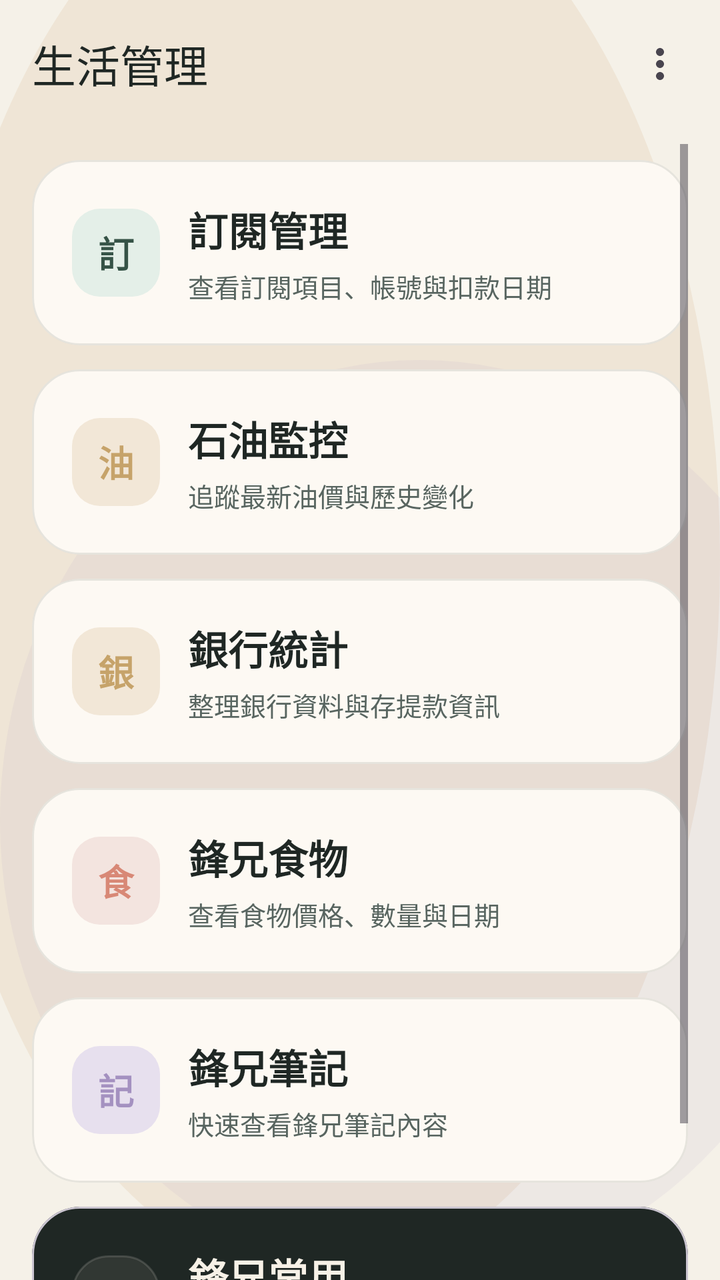
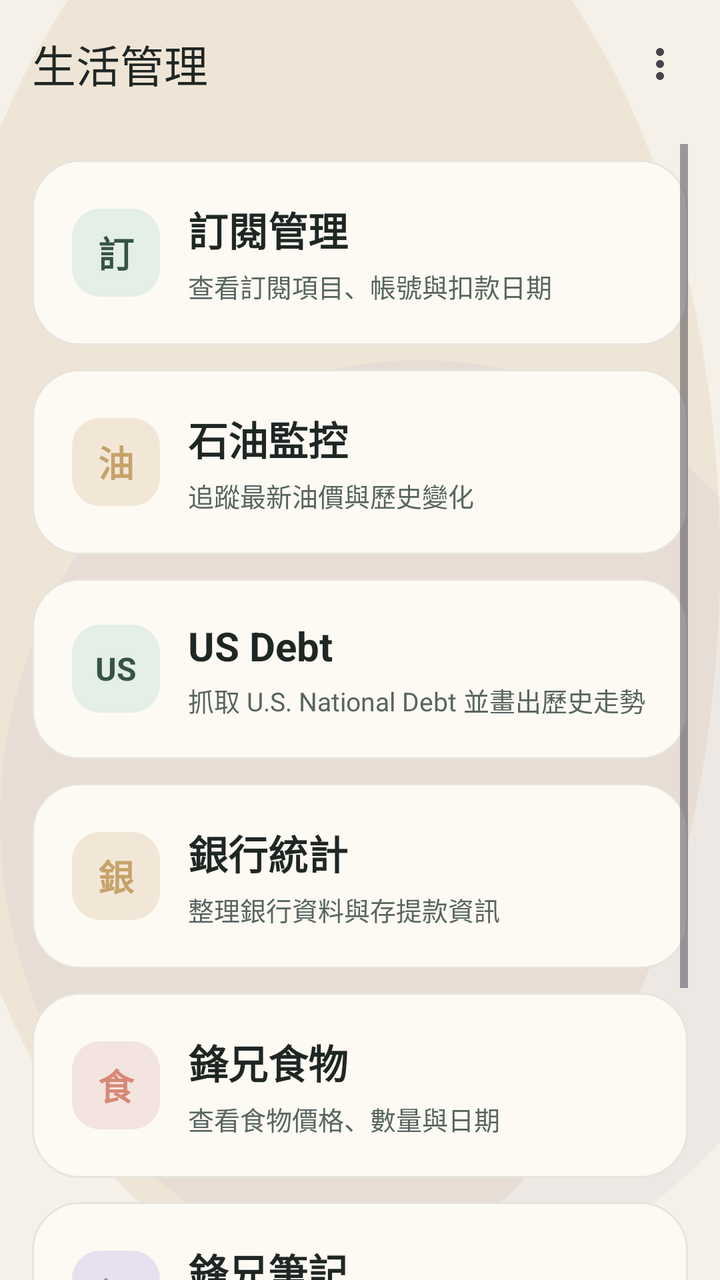

Screens rendered from an Android XML layout before and after an edit, with the pre-edit source and the edit as a unified diff.
<!-- AndroidManifest.xml: application theme Theme.Appwriteandroidtrae -->
<!-- res/layout/activity_main.xml -->
<?xml version="1.0" encoding="utf-8"?>
<androidx.constraintlayout.widget.ConstraintLayout xmlns:android="http://schemas.android.com/apk/res/android"
    xmlns:app="http://schemas.android.com/apk/res-auto"
    xmlns:tools="http://schemas.android.com/tools"
    android:id="@+id/main"
    android:layout_width="match_parent"
    android:layout_height="match_parent"
    android:background="@drawable/bg_main_dashboard"
    tools:context=".MainActivity">

    <com.google.android.material.appbar.MaterialToolbar
        android:id="@+id/toolbar"
        android:layout_width="0dp"
        android:layout_height="wrap_content"
        android:background="@android:color/transparent"
        android:minHeight="?attr/actionBarSize"
        android:paddingStart="8dp"
        android:paddingEnd="8dp"
        app:layout_constraintEnd_toEndOf="parent"
        app:layout_constraintStart_toStartOf="parent"
        app:layout_constraintTop_toTopOf="parent"
        app:menu="@menu/main_menu"
        app:popupTheme="@style/ThemeOverlay.AppCompat.Light"
        app:title="@string/main_section_label"
        app:titleTextColor="@color/slate_950" />

    <ScrollView
        android:layout_width="0dp"
        android:layout_height="0dp"
        android:clipToPadding="false"
        android:paddingStart="16dp"
        android:paddingTop="8dp"
        android:paddingEnd="16dp"
        android:paddingBottom="24dp"
        app:layout_constraintBottom_toBottomOf="parent"
        app:layout_constraintEnd_toEndOf="parent"
        app:layout_constraintStart_toStartOf="parent"
        app:layout_constraintTop_toBottomOf="@id/toolbar">

        <LinearLayout
            android:layout_width="match_parent"
            android:layout_height="wrap_content"
            android:orientation="vertical">

            <com.google.android.material.card.MaterialCardView
                android:id="@+id/cardSubscription"
                android:layout_width="match_parent"
                android:layout_height="wrap_content"
                android:layout_marginTop="8dp"
                android:clickable="true"
                android:focusable="true"
                app:cardBackgroundColor="@color/surface_high"
                app:cardCornerRadius="24dp"
                app:cardElevation="0dp"
                app:strokeColor="@color/surface_outline">

                <LinearLayout
                    android:layout_width="match_parent"
                    android:layout_height="wrap_content"
                    android:gravity="center_vertical"
                    android:orientation="horizontal"
                    android:padding="20dp">

                    <TextView
                        android:layout_width="44dp"
                        android:layout_height="44dp"
                        android:background="@drawable/bg_tile_icon_light"
                        android:gravity="center"
                        android:text="訂"
                        android:textColor="@color/sage_800"
                        android:textSize="18sp"
                        android:textStyle="bold" />

                    <LinearLayout
                        android:layout_width="0dp"
                        android:layout_height="wrap_content"
                        android:layout_marginStart="14dp"
                        android:layout_weight="1"
                        android:orientation="vertical">

                        <TextView
                            android:layout_width="wrap_content"
                            android:layout_height="wrap_content"
                            android:text="@string/feature_subscription"
                            android:textColor="@color/slate_950"
                            android:textSize="20sp"
                            android:textStyle="bold" />

                        <TextView
                            android:layout_width="wrap_content"
                            android:layout_height="wrap_content"
                            android:layout_marginTop="4dp"
                            android:text="@string/main_tile_subscription_desc"
                            android:textColor="@color/slate_700"
                            android:textSize="13sp" />
                    </LinearLayout>
                </LinearLayout>
            </com.google.android.material.card.MaterialCardView>

            <com.google.android.material.card.MaterialCardView
                android:id="@+id/cardOilMonitor"
                android:layout_width="match_parent"
                android:layout_height="wrap_content"
                android:layout_marginTop="12dp"
                android:clickable="true"
                android:focusable="true"
                app:cardBackgroundColor="@color/surface_high"
                app:cardCornerRadius="24dp"
                app:cardElevation="0dp"
                app:strokeColor="@color/surface_outline">

                <LinearLayout
                    android:layout_width="match_parent"
                    android:layout_height="wrap_content"
                    android:gravity="center_vertical"
                    android:orientation="horizontal"
                    android:padding="20dp">

                    <TextView
                        android:layout_width="44dp"
                        android:layout_height="44dp"
                        android:background="@drawable/bg_tile_icon_warm"
                        android:gravity="center"
                        android:text="油"
                        android:textColor="@color/accent_gold"
                        android:textSize="18sp"
                        android:textStyle="bold" />

                    <LinearLayout
                        android:layout_width="0dp"
                        android:layout_height="wrap_content"
                        android:layout_marginStart="14dp"
                        android:layout_weight="1"
                        android:orientation="vertical">

                        <TextView
                            android:layout_width="wrap_content"
                            android:layout_height="wrap_content"
                            android:text="@string/feature_oil"
                            android:textColor="@color/slate_950"
                            android:textSize="20sp"
                            android:textStyle="bold" />

                        <TextView
                            android:layout_width="wrap_content"
                            android:layout_height="wrap_content"
                            android:layout_marginTop="4dp"
                            android:text="@string/main_tile_oil_desc"
                            android:textColor="@color/slate_700"
                            android:textSize="13sp" />
                    </LinearLayout>
                </LinearLayout>
            </com.google.android.material.card.MaterialCardView>

            <com.google.android.material.card.MaterialCardView
                android:id="@+id/cardBankStats"
                android:layout_width="match_parent"
                android:layout_height="wrap_content"
                android:layout_marginTop="12dp"
                android:clickable="true"
                android:focusable="true"
                app:cardBackgroundColor="@color/surface_high"
                app:cardCornerRadius="24dp"
                app:cardElevation="0dp"
                app:strokeColor="@color/surface_outline">

                <LinearLayout
                    android:layout_width="match_parent"
                    android:layout_height="wrap_content"
                    android:gravity="center_vertical"
                    android:orientation="horizontal"
                    android:padding="20dp">

                    <TextView
                        android:layout_width="44dp"
                        android:layout_height="44dp"
                        android:background="@drawable/bg_tile_icon_warm"
                        android:gravity="center"
                        android:text="銀"
                        android:textColor="@color/accent_gold"
                        android:textSize="18sp"
                        android:textStyle="bold" />

                    <LinearLayout
                        android:layout_width="0dp"
                        android:layout_height="wrap_content"
                        android:layout_marginStart="14dp"
                        android:layout_weight="1"
                        android:orientation="vertical">

                        <TextView
                            android:layout_width="wrap_content"
                            android:layout_height="wrap_content"
                            android:text="@string/feature_bank"
                            android:textColor="@color/slate_950"
                            android:textSize="20sp"
                            android:textStyle="bold" />

                        <TextView
                            android:layout_width="wrap_content"
                            android:layout_height="wrap_content"
                            android:layout_marginTop="4dp"
                            android:text="@string/main_tile_bank_desc"
                            android:textColor="@color/slate_700"
                            android:textSize="13sp" />
                    </LinearLayout>
                </LinearLayout>
            </com.google.android.material.card.MaterialCardView>

            <com.google.android.material.card.MaterialCardView
                android:id="@+id/cardFoodManagement"
                android:layout_width="match_parent"
                android:layout_height="wrap_content"
                android:layout_marginTop="12dp"
                android:clickable="true"
                android:focusable="true"
                app:cardBackgroundColor="@color/surface_high"
                app:cardCornerRadius="24dp"
                app:cardElevation="0dp"
                app:strokeColor="@color/surface_outline">

                <LinearLayout
                    android:layout_width="match_parent"
                    android:layout_height="wrap_content"
                    android:gravity="center_vertical"
                    android:orientation="horizontal"
                    android:padding="20dp">

                    <TextView
                        android:layout_width="44dp"
                        android:layout_height="44dp"
                        android:background="@drawable/bg_tile_icon_soft"
                        android:gravity="center"
                        android:text="食"
                        android:textColor="@color/accent_coral"
                        android:textSize="18sp"
                        android:textStyle="bold" />

                    <LinearLayout
                        android:layout_width="0dp"
                        android:layout_height="wrap_content"
                        android:layout_marginStart="14dp"
                        android:layout_weight="1"
                        android:orientation="vertical">

                        <TextView
                            android:layout_width="wrap_content"
                            android:layout_height="wrap_content"
                            android:text="@string/feature_food"
                            android:textColor="@color/slate_950"
                            android:textSize="20sp"
                            android:textStyle="bold" />

                        <TextView
                            android:layout_width="wrap_content"
                            android:layout_height="wrap_content"
                            android:layout_marginTop="4dp"
                            android:text="@string/main_tile_food_desc"
                            android:textColor="@color/slate_700"
                            android:textSize="13sp" />
                    </LinearLayout>
                </LinearLayout>
            </com.google.android.material.card.MaterialCardView>

            <com.google.android.material.card.MaterialCardView
                android:id="@+id/cardFengNotes"
                android:layout_width="match_parent"
                android:layout_height="wrap_content"
                android:layout_marginTop="12dp"
                android:clickable="true"
                android:focusable="true"
                app:cardBackgroundColor="@color/surface_high"
                app:cardCornerRadius="24dp"
                app:cardElevation="0dp"
                app:strokeColor="@color/surface_outline">

                <LinearLayout
                    android:layout_width="match_parent"
                    android:layout_height="wrap_content"
                    android:gravity="center_vertical"
                    android:orientation="horizontal"
                    android:padding="20dp">

                    <TextView
                        android:layout_width="44dp"
                        android:layout_height="44dp"
                        android:background="@drawable/bg_tile_icon_lilac"
                        android:gravity="center"
                        android:text="記"
                        android:textColor="@color/accent_lilac"
                        android:textSize="18sp"
                        android:textStyle="bold" />

                    <LinearLayout
                        android:layout_width="0dp"
                        android:layout_height="wrap_content"
                        android:layout_marginStart="14dp"
                        android:layout_weight="1"
                        android:orientation="vertical">

                        <TextView
                            android:layout_width="wrap_content"
                            android:layout_height="wrap_content"
                            android:text="@string/feature_notes"
                            android:textColor="@color/slate_950"
                            android:textSize="20sp"
                            android:textStyle="bold" />

                        <TextView
                            android:layout_width="wrap_content"
                            android:layout_height="wrap_content"
                            android:layout_marginTop="4dp"
                            android:text="@string/main_tile_notes_desc"
                            android:textColor="@color/slate_700"
                            android:textSize="13sp" />
                    </LinearLayout>
                </LinearLayout>
            </com.google.android.material.card.MaterialCardView>

            <com.google.android.material.card.MaterialCardView
                android:id="@+id/cardFengCommon"
                android:layout_width="match_parent"
                android:layout_height="wrap_content"
                android:layout_marginTop="12dp"
                android:layout_marginBottom="8dp"
                android:clickable="true"
                android:focusable="true"
                app:cardBackgroundColor="@color/slate_950"
                app:cardCornerRadius="24dp"
                app:cardElevation="0dp">

                <LinearLayout
                    android:layout_width="match_parent"
                    android:layout_height="wrap_content"
                    android:gravity="center_vertical"
                    android:orientation="horizontal"
                    android:padding="20dp">

                    <TextView
                        android:layout_width="44dp"
                        android:layout_height="44dp"
                        android:background="@drawable/bg_tile_icon_dark"
                        android:gravity="center"
                        android:text="常"
                        android:textColor="@color/sand_50"
                        android:textSize="18sp"
                        android:textStyle="bold" />

                    <LinearLayout
                        android:layout_width="0dp"
                        android:layout_height="wrap_content"
                        android:layout_marginStart="14dp"
                        android:layout_weight="1"
                        android:orientation="vertical">

                        <TextView
                            android:layout_width="wrap_content"
                            android:layout_height="wrap_content"
                            android:text="@string/feature_common"
                            android:textColor="@color/sand_50"
                            android:textSize="20sp"
                            android:textStyle="bold" />

                        <TextView
                            android:layout_width="wrap_content"
                            android:layout_height="wrap_content"
                            android:layout_marginTop="4dp"
                            android:text="@string/main_tile_common_desc"
                            android:textColor="@color/sand_200"
                            android:textSize="13sp" />
                    </LinearLayout>
                </LinearLayout>
            </com.google.android.material.card.MaterialCardView>
        </LinearLayout>
    </ScrollView>

</androidx.constraintlayout.widget.ConstraintLayout>
<!-- resources referenced by this layout -->
<resources>
  <color name="accent_coral">#FFD88876</color>
  <color name="accent_gold">#FFC6A36A</color>
  <color name="accent_lilac">#FFA491C0</color>
  <color name="sage_800">#FF365347</color>
  <color name="sand_200">#FFE5D6BA</color>
  <color name="sand_50">#FFF7F1E7</color>
  <color name="slate_700">#FF586560</color>
  <color name="slate_950">#FF1F2724</color>
  <color name="surface_high">#FFFDF9F3</color>
  <color name="surface_outline">#1A1F2724</color>
  <!-- drawable bg_main_dashboard (drawable) -->
  <?xml version="1.0" encoding="utf-8"?>
  <layer-list xmlns:android="http://schemas.android.com/apk/res/android">
      <item android:drawable="@color/surface_base" />
      <item android:top="-80dp" android:left="-40dp">
          <shape android:shape="oval">
              <size android:width="280dp" android:height="280dp" />
              <solid android:color="#26C6A36A" />
          </shape>
      </item>
      <item android:top="180dp" android:right="-60dp">
          <shape android:shape="oval">
              <size android:width="240dp" android:height="240dp" />
              <solid android:color="#1AA491C0" />
          </shape>
      </item>
  </layer-list>
  <!-- drawable bg_tile_icon_dark (drawable) -->
  <?xml version="1.0" encoding="utf-8"?>
  <shape xmlns:android="http://schemas.android.com/apk/res/android">
      <corners android:radius="18dp" />
      <solid android:color="#14F7F1E7" />
      <stroke
          android:width="1dp"
          android:color="#26F7F1E7" />
  </shape>
  <!-- drawable bg_tile_icon_light (drawable) -->
  <?xml version="1.0" encoding="utf-8"?>
  <shape xmlns:android="http://schemas.android.com/apk/res/android">
      <corners android:radius="14dp" />
      <solid android:color="#FFE4EFE8" />
  </shape>
  <!-- drawable bg_tile_icon_lilac (drawable) -->
  <?xml version="1.0" encoding="utf-8"?>
  <shape xmlns:android="http://schemas.android.com/apk/res/android">
      <corners android:radius="14dp" />
      <solid android:color="#FFE7E0EE" />
  </shape>
  <!-- drawable bg_tile_icon_soft (drawable) -->
  <?xml version="1.0" encoding="utf-8"?>
  <shape xmlns:android="http://schemas.android.com/apk/res/android">
      <corners android:radius="14dp" />
      <solid android:color="#FFF3E4DF" />
  </shape>
  <!-- drawable bg_tile_icon_warm (drawable) -->
  <?xml version="1.0" encoding="utf-8"?>
  <shape xmlns:android="http://schemas.android.com/apk/res/android">
      <corners android:radius="14dp" />
      <solid android:color="#FFF2E7D7" />
  </shape>
  <string name="feature_bank">銀行統計</string>
  <string name="feature_common">鋒兄常用</string>
  <string name="feature_food">鋒兄食物</string>
  <string name="feature_notes">鋒兄筆記</string>
  <string name="feature_oil">石油監控</string>
  <string name="feature_subscription">訂閱管理</string>
  <string name="main_section_label">生活管理</string>
  <string name="main_tile_bank_desc">整理銀行資料與存提款資訊</string>
  <string name="main_tile_common_desc">直接列出鋒兄常用資料</string>
  <string name="main_tile_food_desc">查看食物價格、數量與日期</string>
  <string name="main_tile_notes_desc">快速查看鋒兄筆記內容</string>
  <string name="main_tile_oil_desc">追蹤最新油價與歷史變化</string>
  <string name="main_tile_subscription_desc">查看訂閱項目、帳號與扣款日期</string>
  <style name="Theme.Appwriteandroidtrae" parent="Base.Theme.Appwriteandroidtrae" />
  <color name="surface_base">#FFF5F1E8</color>
  <color name="sage_700">#FF517264</color>
  <color name="seafoam_100">#FFDDEAE2</color>
  <!-- unchanged entries left out for length: 1 -->
</resources>

<!-- the commit's change to res/layout/activity_main.xml (unified diff, before → after) -->
@@ -153,6 +153,61 @@
             </com.google.android.material.card.MaterialCardView>
 
             <com.google.android.material.card.MaterialCardView
+                android:id="@+id/cardUsDebt"
+                android:layout_width="match_parent"
+                android:layout_height="wrap_content"
+                android:layout_marginTop="12dp"
+                android:clickable="true"
+                android:focusable="true"
+                app:cardBackgroundColor="@color/surface_high"
+                app:cardCornerRadius="24dp"
+                app:cardElevation="0dp"
+                app:strokeColor="@color/surface_outline">
+
+                <LinearLayout
+                    android:layout_width="match_parent"
+                    android:layout_height="wrap_content"
+                    android:gravity="center_vertical"
+                    android:orientation="horizontal"
+                    android:padding="20dp">
+
+                    <TextView
+                        android:layout_width="44dp"
+                        android:layout_height="44dp"
+                        android:background="@drawable/bg_tile_icon_light"
+                        android:gravity="center"
+                        android:text="US"
+                        android:textColor="@color/sage_800"
+                        android:textSize="16sp"
+                        android:textStyle="bold" />
+
+                    <LinearLayout
+                        android:layout_width="0dp"
+                        android:layout_height="wrap_content"
+                        android:layout_marginStart="14dp"
+                        android:layout_weight="1"
+                        android:orientation="vertical">
+
+                        <TextView
+                            android:layout_width="wrap_content"
+                            android:layout_height="wrap_content"
+                            android:text="@string/feature_us_debt"
+                            android:textColor="@color/slate_950"
+                            android:textSize="20sp"
+                            android:textStyle="bold" />
+
+                        <TextView
+                            android:layout_width="wrap_content"
+                            android:layout_height="wrap_content"
+                            android:layout_marginTop="4dp"
+                            android:text="@string/main_tile_us_debt_desc"
+                            android:textColor="@color/slate_700"
+                            android:textSize="13sp" />
+                    </LinearLayout>
+                </LinearLayout>
+            </com.google.android.material.card.MaterialCardView>
+
+            <com.google.android.material.card.MaterialCardView
                 android:id="@+id/cardBankStats"
                 android:layout_width="match_parent"
                 android:layout_height="wrap_content"
<!-- resource entries referenced after the edit -->
@@ -66,6 +66,7 @@
   <string name="feature_notes">鋒兄筆記</string>
   <string name="feature_oil">石油監控</string>
   <string name="feature_subscription">訂閱管理</string>
+  <string name="feature_us_debt">US Debt</string>
   <string name="main_section_label">生活管理</string>
   <string name="main_tile_bank_desc">整理銀行資料與存提款資訊</string>
   <string name="main_tile_common_desc">直接列出鋒兄常用資料</string>
@@ -73,6 +74,7 @@
   <string name="main_tile_notes_desc">快速查看鋒兄筆記內容</string>
   <string name="main_tile_oil_desc">追蹤最新油價與歷史變化</string>
   <string name="main_tile_subscription_desc">查看訂閱項目、帳號與扣款日期</string>
+  <string name="main_tile_us_debt_desc">抓取 U.S. National Debt 並畫出歷史走勢</string>
   <style name="Theme.Appwriteandroidtrae" parent="Base.Theme.Appwriteandroidtrae" />
   <color name="surface_base">#FFF5F1E8</color>
   <color name="sage_700">#FF517264</color>
